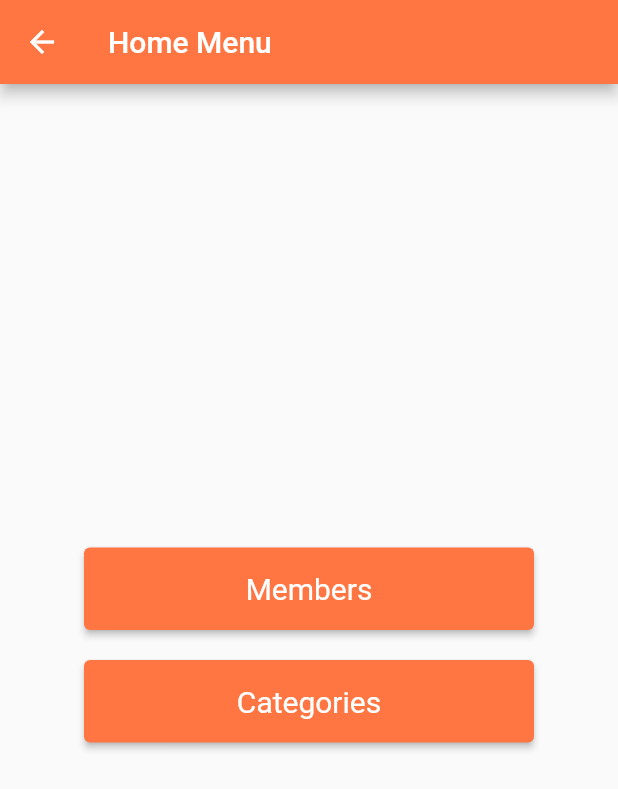
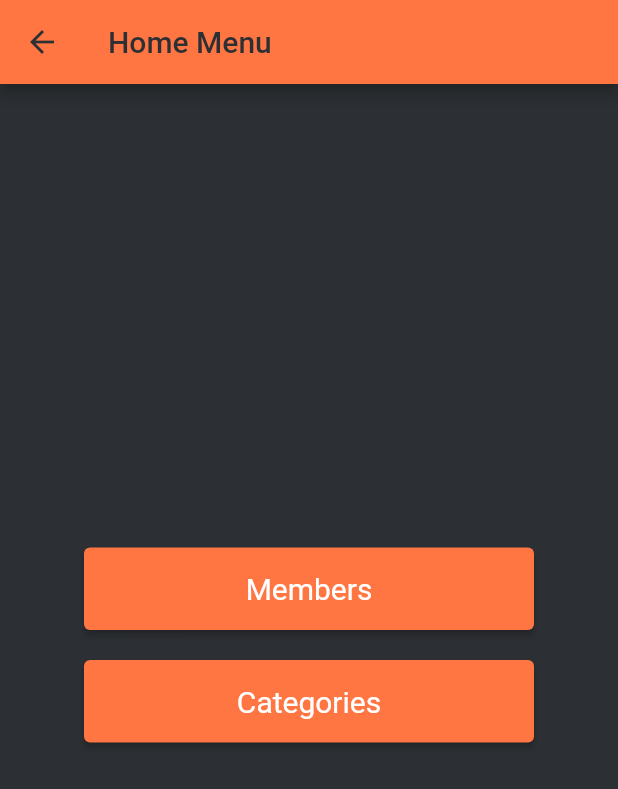
Before and after one commit to MoezBenHassen/GSTOCK-ll, a Flutter app: the Menu screen opened by its route, on a phone screen of 412 x 824 dp. Shown: the top 789 px of the screen. Run offline on Flutter 3.47's test engine with Material 2 defaults, Android fonts, the phone set to English and light mode, and no system bars; our stand-ins replace sqflite; accounts and stored records are empty.

Commit message:
ui changes x

```diff
--- a/lib/pages/menu.dart
+++ b/lib/pages/menu.dart
@@ -11,10 +11,10 @@ class _MenuState extends State<Menu> {
   @override
   Widget build(BuildContext context) {
     return Scaffold(
-
+        backgroundColor:  Color(0xFF2C2F33),
         appBar: AppBar(
           backgroundColor: Color(0xFFFF7643),
-          //foregroundColor: Color(0xFFFF7643),
+          foregroundColor: Color(0xFF2C2F33),
           title: const Text('Home Menu'),
         ),
         body: Center(
```
